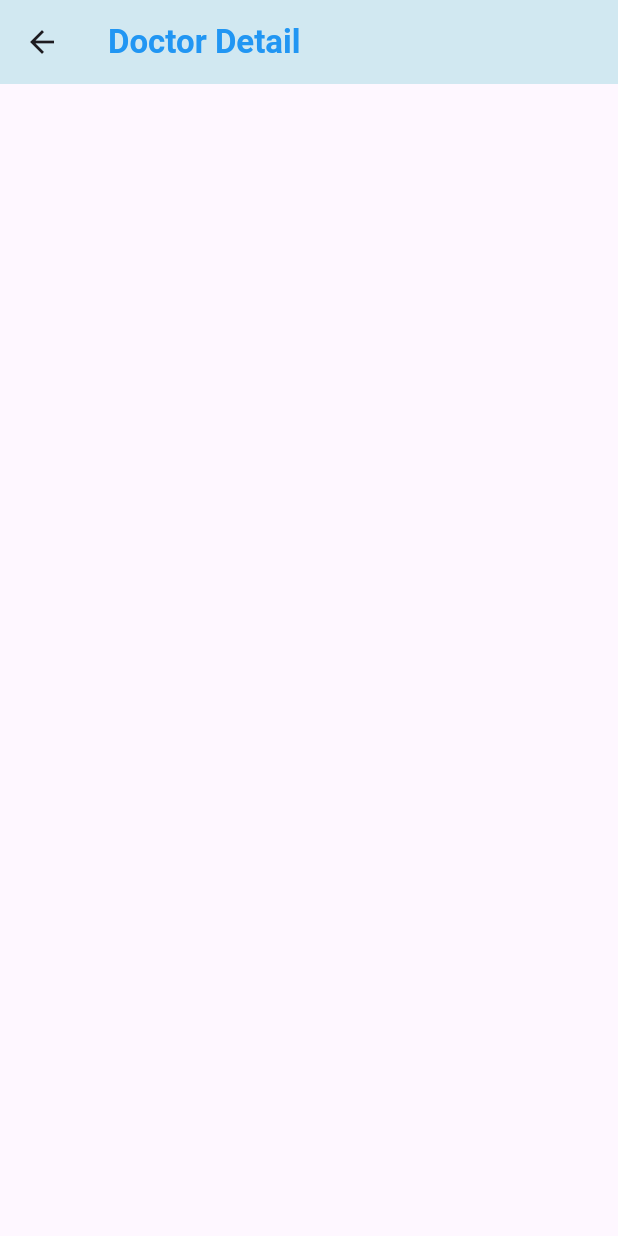
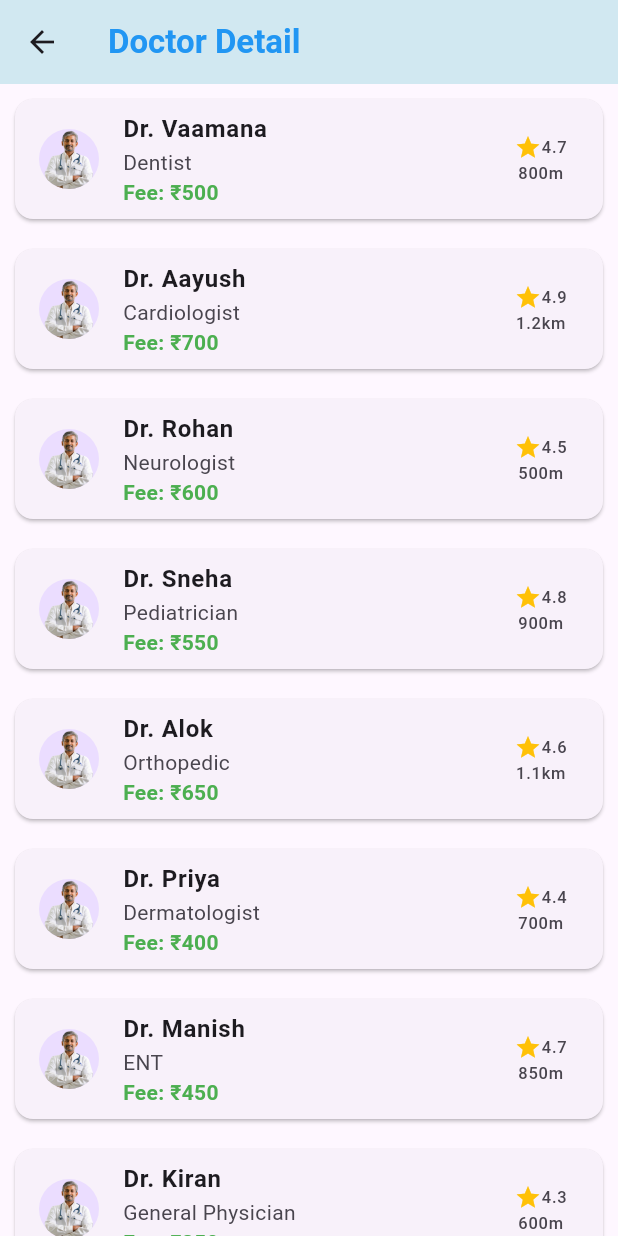
Before and after one commit to NeerajBhatt411/hackthon_dbuu, a Flutter app: the DocotorDetail screen opened directly, on a phone screen of 412 x 824 dp. Run offline on Flutter 3.47's test engine with Material 3 defaults, Android fonts, the phone set to English and light mode, and no system bars; our stand-ins replace cloud_firestore, firebase_auth, firebase_core, firebase_storage, fluttertoast, google_sign_in; accounts and stored records are empty.

Commit message:
till book appointment screen

```diff
--- a/lib/screenHackthon/doctor_detail.dart
+++ b/lib/screenHackthon/doctor_detail.dart
@@ -1,6 +1,6 @@
 import 'package:flutter/material.dart';
-
 import '../util/app_theme.dart';
+import 'appointment _detail.dart';
 
 class DocotorDetail extends StatefulWidget {
   const DocotorDetail({super.key});
@@ -10,6 +10,17 @@ class DocotorDetail extends StatefulWidget {
 }
 
 class _DocotorDetailState extends State<DocotorDetail> {
+  final List<Map<String, dynamic>> doctors = [
+    {'name': 'Dr. Vaamana', 'specialty': 'Dentist', 'rating': 4.7, 'distance': '800m', 'price': '₹500'},
+    {'name': 'Dr. Aayush', 'specialty': 'Cardiologist', 'rating': 4.9, 'distance': '1.2km', 'price': '₹700'},
+    {'name': 'Dr. Rohan', 'specialty': 'Neurologist', 'rating': 4.5, 'distance': '500m', 'price': '₹600'},
+    {'name': 'Dr. Sneha', 'specialty': 'Pediatrician', 'rating': 4.8, 'distance': '900m', 'price': '₹550'},
+    {'name': 'Dr. Alok', 'specialty': 'Orthopedic', 'rating': 4.6, 'distance': '1.1km', 'price': '₹650'},
+    {'name': 'Dr. Priya', 'specialty': 'Dermatologist', 'rating': 4.4, 'distance': '700m', 'price': '₹400'},
+    {'name': 'Dr. Manish', 'specialty': 'ENT', 'rating': 4.7, 'distance': '850m', 'price': '₹450'},
+    {'name': 'Dr. Kiran', 'specialty': 'General Physician', 'rating': 4.3, 'distance': '600m', 'price': '₹350'},
+  ];
+
   @override
   Widget build(BuildContext context) {
     return Scaffold(
@@ -17,12 +28,59 @@ class _DocotorDetailState extends State<DocotorDetail> {
         title: Text(
           "Doctor Detail",
           style: TextStyle(
-              color: AppTheme.primaryColor, fontWeight: FontWeight.bold),
+              color: AppTheme.primaryColor,
+              fontWeight: FontWeight.bold
+          ),
         ),
         centerTitle: false,
         automaticallyImplyLeading: true,
         backgroundColor: Color(0xffd1e8f1),
       ),
+      body: ListView.builder(
+        itemCount: doctors.length,
+        itemBuilder: (context, index) {
+          final doctor = doctors[index];
+          return GestureDetector(
+            onTap: () {
+              Navigator.push(
+                context,
+                MaterialPageRoute(
+                  builder: (context) => AppointmentDetailsScreen(doctor: doctor),
+                ),
+              );
+            },
+            child: Card(
+              margin: EdgeInsets.all(10),
+              child: ListTile(
+                leading: CircleAvatar(
+                  backgroundImage: AssetImage('assets/icons/doctorimage.png'), // Change as needed
+                ),
+                title: Text(doctor['name'], style: TextStyle(fontWeight: FontWeight.bold)),
+                subtitle: Column(
+                  crossAxisAlignment: CrossAxisAlignment.start,
+                  children: [
+                    Text(doctor['specialty']),
+                    Text("Fee: ${doctor['price']}", style: TextStyle(color: Colors.green, fontWeight: FontWeight.bold)),
+                  ],
+                ),
+                trailing: Column(
+                  mainAxisAlignment: MainAxisAlignment.center,
+                  children: [
+                    Row(
+                      mainAxisSize: MainAxisSize.min,
+                      children: [
+                        Icon(Icons.star, color: Colors.amber, size: 18),
+                        Text(doctor['rating'].toString()),
+                      ],
+                    ),
+                    Text(doctor['distance']),
+                  ],
+                ),
+              ),
+            ),
+          );
+        },
+      ),
     );
   }
 }
```
Also changed, not shown: lib/screenHackthon/appointment _detail.dart (added, +106 -0 lines), lib/screenHackthon/book_appointment_screen.dart (added, +122 -0 lines), assets/icons/doctorimage.png (added), lib/screenHackthon/patient_bottom_bar.dart (line endings or trailing spaces), lib/screenHackthon/patient_home_screen.dart (indentation only).
